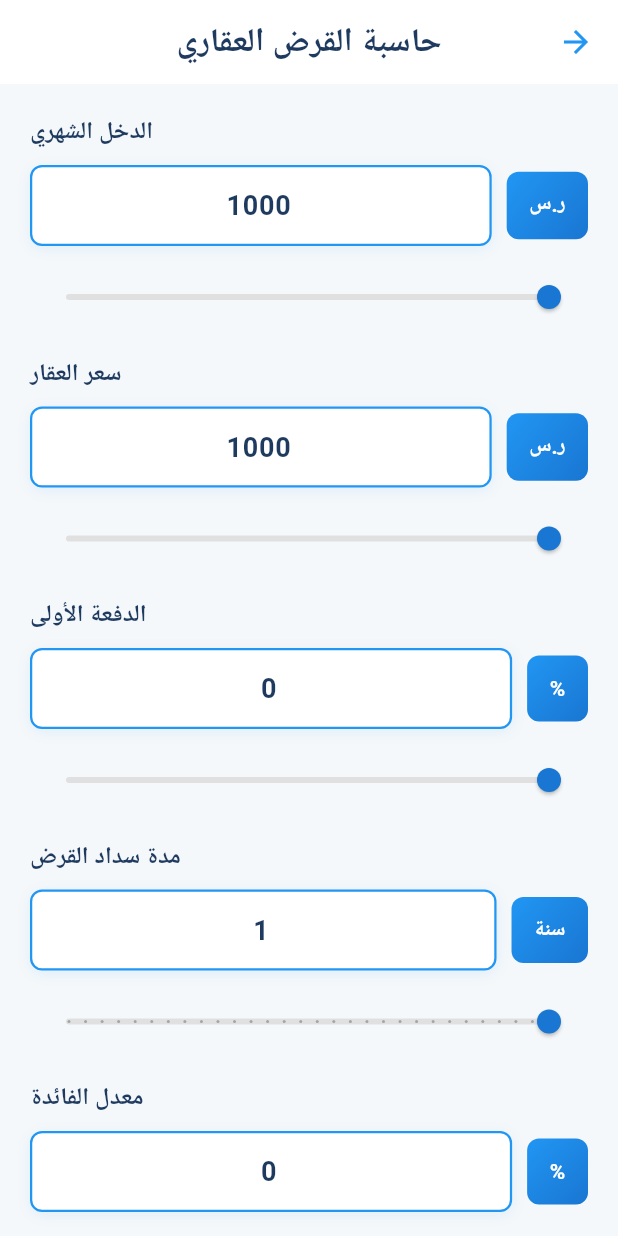
After one commit to alharbisa24/mskn, a Flutter app: the screen it shows once a user with an empty profile is signed in, item 5 of the bottom bar chosen, after a tap on "حاسبة القروض", on a phone screen of 412 x 824 dp. The commit adds this screen. Run offline on Flutter 3.47's test engine with Material 3 defaults, Android fonts, the phone set to English and light mode, and no system bars; our stand-ins replace awesome_dialog, carousel_slider, cloud_firestore, dio, firebase_auth, firebase_core and 11 more; accounts and stored records are empty; Roboto replaces fonts that are missing (Tajawal).

Commit message:
mnma
mnma

```diff
--- /dev/null
+++ b/mskn/lib/home/calculator.dart
@@ -0,0 +1,454 @@
+import 'package:flutter/material.dart';
+import 'package:flutter/services.dart';
+import 'dart:math';
+
+class CalculatorPage extends StatefulWidget {
+  const CalculatorPage({super.key});
+
+  @override
+  State<CalculatorPage> createState() => _CalculatorPageState();
+}
+
+class _CalculatorPageState extends State<CalculatorPage> {
+  // Controllers للـ TextFields
+  final TextEditingController monthlyIncomeController =
+      TextEditingController(text: '1000');
+  final TextEditingController propertyPriceController =
+      TextEditingController(text: '1000');
+  final TextEditingController downPaymentController =
+      TextEditingController(text: '0');
+  final TextEditingController loanDurationController =
+      TextEditingController(text: '1');
+  final TextEditingController interestRateController =
+      TextEditingController(text: '0');
+
+  @override
+  void dispose() {
+    monthlyIncomeController.dispose();
+    propertyPriceController.dispose();
+    downPaymentController.dispose();
+    loanDurationController.dispose();
+    interestRateController.dispose();
+    super.dispose();
+  }
+
+  // حساب المعدل بناءً على المدة
+  double calculateInterestRate(double years) {
+    if (years <= 5) return 3.5;
+    if (years <= 10) return 3.8;
+    if (years <= 15) return 4.2;
+    if (years <= 20) return 4.5;
+    if (years <= 25) return 4.8;
+    return 5.0;
+  }
+
+  // حساب قيمة القرض (أصل القرض فقط)
+  double get loanAmount {
+    double price = double.tryParse(propertyPriceController.text) ?? 0;
+    double downPayment = double.tryParse(downPaymentController.text) ?? 0;
+    return price * (100 - downPayment) / 100;
+  }
+
+  // حساب إجمالي المبلغ المدفوع (أصل القرض + الفوائد)
+  double get totalAmountPaid {
+    double years = double.tryParse(loanDurationController.text) ?? 1;
+    double months = years * 12;
+    return monthlyPayment * months;
+  }
+
+  // حساب إجمالي الفوائد المدفوعة
+  double get totalInterest {
+    return totalAmountPaid - loanAmount;
+  }
+
+  // حساب الدفعة الأولى
+  double get downPayment {
+    double price = double.tryParse(propertyPriceController.text) ?? 0;
+    double percentage = double.tryParse(downPaymentController.text) ?? 0;
+    return price * percentage / 100;
+  }
+
+  // حساب الدفعة الشهرية
+  double get monthlyPayment {
+    double years = double.tryParse(loanDurationController.text) ?? 1;
+    double interestRate = double.tryParse(interestRateController.text) ?? 0;
+    double rate = interestRate / 100 / 12; // معدل شهري
+    double months = years * 12;
+
+    if (rate == 0 || loanAmount == 0) return loanAmount / months;
+
+    return loanAmount *
+        (rate * pow(1 + rate, months)) /
+        (pow(1 + rate, months) - 1);
+  }
+
+  // حساب الحد الأقصى للقسط (55% من الدخل)
+  double get maxMonthlyPayment {
+    double income = double.tryParse(monthlyIncomeController.text) ?? 0;
+    return income * 0.65;
+  }
+
+  // حساب نسبة القسط من الدخل
+  double get paymentToIncomeRatio {
+    double income = double.tryParse(monthlyIncomeController.text) ?? 1;
+    if (income == 0) return 0;
+    return (monthlyPayment / income) * 100;
+  }
+
+  // التحقق إذا كان القسط يتجاوز الحد المسموح
+  bool get isPaymentExceeded {
+    return monthlyPayment > maxMonthlyPayment;
+  }
+
+  String formatNumber(double number) {
+    return number.toStringAsFixed(0).replaceAllMapped(
+          RegExp(r'(\d{1,3})(?=(\d{3})+(?!\d))'),
+          (Match m) => '${m[1]},',
+        );
+  }
+
+  @override
+  Widget build(BuildContext context) {
+    return Scaffold(
+      backgroundColor: const Color(0xFFF5F8FA),
+      appBar: AppBar(
+        title: const Text(
+          'حاسبة القرض العقاري',
+          style: TextStyle(
+            fontWeight: FontWeight.bold,
+            color: Color(0xFF1E3A5F),
+          ),
+        ),
+        centerTitle: true,
+        backgroundColor: Colors.white,
+        elevation: 0,
+        iconTheme: const IconThemeData(color: Color(0xFF2196F3)),
+      ),
+      body: SingleChildScrollView(
+        child: Padding(
+          padding: const EdgeInsets.all(20.0),
+          child: Column(
+            crossAxisAlignment: CrossAxisAlignment.end,
+            children: [
+              // الدخل الشهري
+              _buildInputSection(
+                title: 'الدخل الشهري',
+                controller: monthlyIncomeController,
+                unit: 'ر.س',
+                min: 1000,
+                max: 500000,
+              ),
+              const SizedBox(height: 15),
+
+              // سعر العقار
+              _buildInputSection(
+                title: 'سعر العقار',
+                controller: propertyPriceController,
+                unit: 'ر.س',
+                min: 1000,
+                max: 100000000,
+              ),
+              const SizedBox(height: 15),
+
+              // الدفعة الأولى
+              _buildInputSection(
+                title: 'الدفعة الأولى',
+                controller: downPaymentController,
+                unit: '%',
+                min: 0,
+                max: 100,
+              ),
+              const SizedBox(height: 15),
+
+              // مدة سداد القرض
+              _buildInputSection(
+                title: 'مدة سداد القرض',
+                controller: loanDurationController,
+                unit: 'سنة',
+                min: 1,
+                max: 30,
+              ),
+              const SizedBox(height: 15),
+
+              // معدل الفائدة
+              _buildInputSection(
+                title: 'معدل الفائدة',
+                controller: interestRateController,
+                unit: '%',
+                min: 0,
+                max: 15,
+                isDecimal: true,
+              ),
+              const SizedBox(height: 20),
+
+              // تحذير إذا تجاوز القسط 55% من الدخل
+              if (isPaymentExceeded) ...[
+                Container(
+                  padding: const EdgeInsets.all(15),
+                  decoration: BoxDecoration(
+                    color: Colors.red[50],
+                    borderRadius: BorderRadius.circular(12),
+                    border: Border.all(color: Colors.red[300]!),
+                  ),
+                  child: Row(
+                    children: [
+                      Icon(Icons.warning_amber_rounded,
+                          color: Colors.red[700], size: 24),
+                      const SizedBox(width: 10),
+                      Expanded(
+                        child: Text(
+                          'تحذير: القسط الشهري يتجاوز 65% من الدخل (${paymentToIncomeRatio.toStringAsFixed(1)}%)',
+                          style: TextStyle(
+                            color: Colors.red[700],
+                            fontWeight: FontWeight.w600,
+                            fontSize: 13,
+                          ),
+                        ),
+                      ),
+                    ],
+                  ),
+                ),
+                const SizedBox(height: 20),
+              ],
+
+              // النتائج
+              Column(
+                children: [
+                  Row(
+                    children: [
+                      Expanded(
+                        child: _buildResultCard(
+                          title: 'قيمة القرض مع الفائدة',
+                          value: 'ر.س ${formatNumber(totalAmountPaid)}',
+                          color: const Color(0xFFE3F2FD),
+                          icon: Icons.account_balance_wallet,
+                        ),
+                      ),
+                      const SizedBox(width: 10),
+                      Expanded(
+                        child: _buildResultCard(
+                          title: 'إجمالي الفوائد',
+                          value: 'ر.س ${formatNumber(totalInterest)}',
+                          color: const Color.fromARGB(255, 178, 211, 255),
+                          icon: Icons.money_off,
+                        ),
+                      ),
+                    ],
+                  ),
+                  const SizedBox(height: 10),
+                  Row(
+                    children: [
+                      Expanded(
+                        child: _buildResultCard(
+                          title: 'الدفعة الشهرية',
+                          value: 'ر.س ${formatNumber(monthlyPayment)}',
+                          color: isPaymentExceeded
+                              ? Colors.red[50]!
+                              : const Color(0xFFBBDEFB),
+                          icon: Icons.payment,
+                        ),
+                      ),
+                      const SizedBox(width: 10),
+                      Expanded(
+                        child: _buildResultCard(
+                          title: 'نسبة من الدخل',
+                          value: '${paymentToIncomeRatio.toStringAsFixed(1)}%',
+                          color: isPaymentExceeded
+                              ? Colors.red[100]!
+                              : Colors.green[50]!,
+                          icon: Icons.pie_chart,
+                        ),
+                      ),
+                    ],
+                  ),
+                  const SizedBox(height: 10),
+                  _buildResultCard(
+                    title: 'أصل القرض',
+                    value: 'ر.س ${formatNumber(loanAmount)}',
+                    color: const Color(0xFFC8E6C9),
+                    icon: Icons.attach_money,
+                  ),
+                ],
+              ),
+            ],
+          ),
+        ),
+      ),
+    );
+  }
+
+  Widget _buildInputSection({
+    required String title,
+    required TextEditingController controller,
+    required String unit,
+    required double min,
+    required double max,
+    bool isDecimal = false,
+  }) {
+    return Column(
+      crossAxisAlignment: CrossAxisAlignment.end,
+      children: [
+        Text(
+          title,
+          style: const TextStyle(
+            fontSize: 16,
+            fontWeight: FontWeight.bold,
+            color: Color(0xFF1E3A5F),
+          ),
+        ),
+        const SizedBox(height: 10),
+        Row(
+          children: [
+            Container(
+              padding: const EdgeInsets.symmetric(horizontal: 15, vertical: 12),
+              decoration: BoxDecoration(
+                gradient: const LinearGradient(
+                  colors: [Color(0xFF2196F3), Color(0xFF1976D2)],
+                  begin: Alignment.topLeft,
+                  end: Alignment.bottomRight,
+                ),
+                borderRadius: BorderRadius.circular(8),
+              ),
+              child: Text(
+                unit,
+                style: const TextStyle(
+                  fontSize: 14,
+                  color: Colors.white,
+                  fontWeight: FontWeight.w600,
+                ),
+              ),
+            ),
+            const SizedBox(width: 10),
+            Expanded(
+              child: Container(
+                decoration: BoxDecoration(
+                  color: Colors.white,
+                  borderRadius: BorderRadius.circular(8),
+                  border:
+                      Border.all(color: const Color(0xFF2196F3), width: 1.5),
+                  boxShadow: [
+                    BoxShadow(
+                      color: const Color(0xFF2196F3).withOpacity(0.1),
+                      blurRadius: 8,
+                      offset: const Offset(0, 2),
+                    ),
+                  ],
+                ),
+                child: TextField(
+                  controller: controller,
+                  textAlign: TextAlign.center,
+                  keyboardType:
+                      TextInputType.numberWithOptions(decimal: isDecimal),
+                  inputFormatters: isDecimal
+                      ? [
+                          FilteringTextInputFormatter.allow(
+                              RegExp(r'^\d+\.?\d{0,2}')),
+                        ]
+                      : [
+                          FilteringTextInputFormatter.digitsOnly,
+                        ],
+                  style: const TextStyle(
+                    fontSize: 18,
+                    fontWeight: FontWeight.bold,
+                    color: Color(0xFF1E3A5F),
+                  ),
+                  decoration: const InputDecoration(
+                    border: InputBorder.none,
+                    contentPadding:
+                        EdgeInsets.symmetric(horizontal: 15, vertical: 12),
+                  ),
+                  onChanged: (value) {
+                    setState(() {});
+                  },
+                ),
+              ),
+            ),
+          ],
+        ),
+        const SizedBox(height: 10),
+        SliderTheme(
+          data: SliderThemeData(
+            activeTrackColor: const Color(0xFF2196F3),
+            inactiveTrackColor: Colors.grey[300],
+            thumbColor: const Color(0xFF1976D2),
+            overlayColor: const Color(0xFF2196F3).withOpacity(0.2),
+            trackHeight: 4,
+            thumbShape: const RoundSliderThumbShape(enabledThumbRadius: 8),
+          ),
+          child: Slider(
+            value: (double.tryParse(controller.text) ?? min).clamp(min, max),
+            min: min,
+            max: max,
+            divisions:
+                isDecimal ? ((max - min) * 10).toInt() : (max - min).toInt(),
+            onChanged: (value) {
+              setState(() {
+                controller.text = isDecimal
+                    ? value.toStringAsFixed(1)
+                    : value.toStringAsFixed(0);
+              });
+            },
+          ),
+        ),
+      ],
+    );
+  }
+
+  Widget _buildResultCard({
+    required String title,
+    required String value,
+    required Color color,
+    required IconData icon,
+  }) {
+    return Container(
+      padding: const EdgeInsets.all(15),
+      decoration: BoxDecoration(
+        gradient: LinearGradient(
+          colors: [color, color.withOpacity(0.7)],
+          begin: Alignment.topLeft,
+          end: Alignment.bottomRight,
+        ),
+        borderRadius: BorderRadius.circular(12),
+        boxShadow: [
+          BoxShadow(
+            color: const Color(0xFF2196F3).withOpacity(0.2),
+            blurRadius: 8,
+            offset: const Offset(0, 3),
+          ),
+        ],
+      ),
+      child: Column(
+        children: [
+          Icon(
+            icon,
+            color: const Color(0xFF1976D2),
+            size: 24,
+          ),
+          const SizedBox(height: 5),
+          Text(
+            title,
+            textAlign: TextAlign.center,
+            style: const TextStyle(
+              fontSize: 12,
+              color: Color(0xFF1E3A5F),
+              fontWeight: FontWeight.w600,
+            ),
+          ),
+          const SizedBox(height: 5),
+          FittedBox(
+            fit: BoxFit.scaleDown,
+            child: Text(
+              value,
+              textAlign: TextAlign.center,
+              style: const TextStyle(
+                fontSize: 14,
+                fontWeight: FontWeight.bold,
+                color: Color(0xFF0D47A1),
+              ),
+            ),
+          ),
+        ],
+      ),
+    );
+  }
+}
--- a/mskn/lib/home/more.dart
+++ b/mskn/lib/home/more.dart
@@ -2,6 +2,7 @@ import 'package:flutter/material.dart';
 import 'package:mskn/home/chatbot_page.dart';
 import 'package:mskn/home/dashboard/home.dart';
 import 'package:mskn/seller_properties.dart';
+import 'package:mskn/home/calculator.dart';
 import 'package:firebase_auth/firebase_auth.dart';
 import 'package:cloud_firestore/cloud_firestore.dart';
 
@@ -142,7 +143,8 @@ class _MorePageState extends State<MorePage> {
                             context,
                             icon: Icons.support_agent_rounded,
                             title: 'المساعد الذكي',
-                            description: 'احصل على مساعدة فورية من الذكاء الاصطناعي',
+                            description:
+                                'احصل على مساعدة فورية من الذكاء الاصطناعي',
                             gradient: LinearGradient(
                               colors: [
                                 const Color(0xFF2575FC),
@@ -174,6 +176,26 @@ class _MorePageState extends State<MorePage> {
                               Navigator.of(context).push(
                                 MaterialPageRoute(
                                   builder: (_) => const SellerPropertiesPage(),
+                                ),
+                              );
+                            },
+                          ),
+                          const SizedBox(height: 16),
+                          _buildModernCard(
+                            context,
+                            icon: Icons.calculate,
+                            title: 'حاسبة القروض',
+                            description: 'احسب دفعات القرض والفائدة بسهولة',
+                            gradient: LinearGradient(
+                              colors: [
+                                Colors.blue.shade400,
+                                Colors.blue.shade700,
+                              ],
+                            ),
+                            onPressed: () {
+                              Navigator.of(context).push(
+                                MaterialPageRoute(
+                                  builder: (_) => const CalculatorPage(),
                                 ),
                               );
                             },
```
